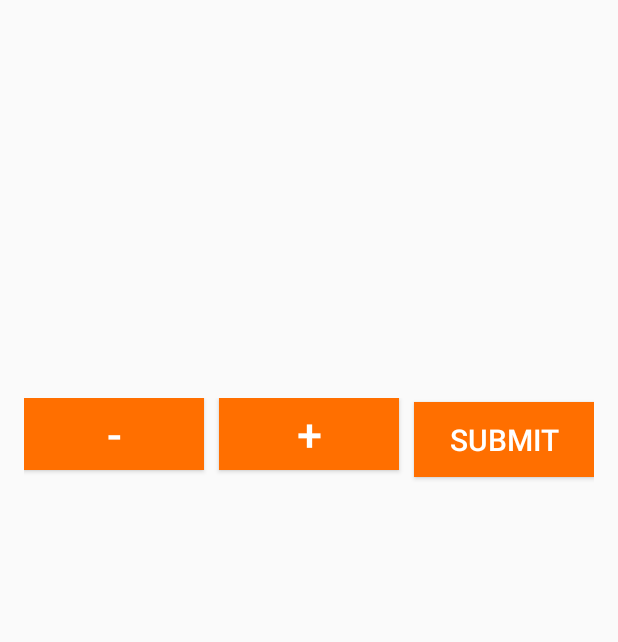
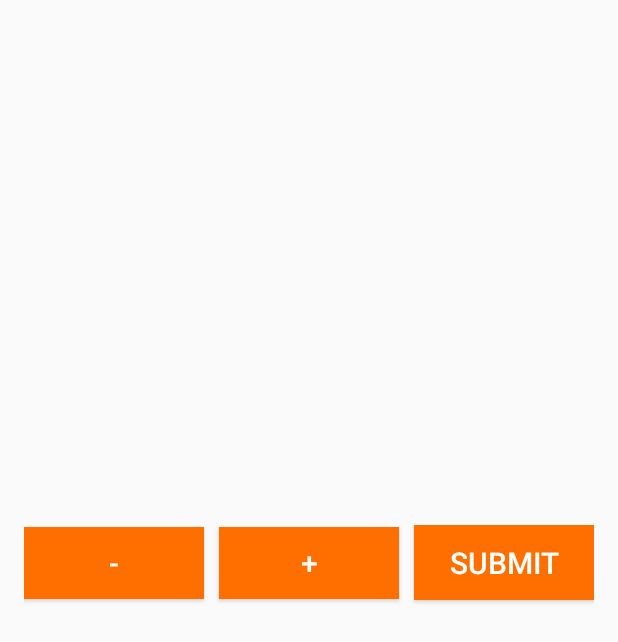
Before and after one commit to jeevan9/PizzaHub, an Android app: the layout activity_veg_pizza.xml on its own in the app's theme, with its tools: preview values and no code run, on a phone screen of 412 x 824 dp. Shown: the top 642 px of the screen. Run offline under Robolectric (Android 15) with nearby library versions, the phone set to English and light mode, and no system bars.

Commit message:
Veg Pizza Modified

```diff
--- a/app/src/main/java/com/example/pizzahub/VegPizza.java
+++ b/app/src/main/java/com/example/pizzahub/VegPizza.java
@@ -31,7 +31,7 @@ public class VegPizza extends AppCompatActivity {
         b2= (Button) findViewById(R.id.button2);
         i1.setImageResource(getIntent().getIntExtra("image_url", 1));
         t1.setText("Name :" + getIntent().getStringExtra("name"));
-    }
+        }
     /*
     *  pizzas.add(new Pizza("Veg Pizza", R.drawable.pizza));
         pizzas.add(new Pizza("Non-Veg Pizza", R.drawable.pizza));
--- a/app/src/main/res/layout/activity_veg_pizza.xml
+++ b/app/src/main/res/layout/activity_veg_pizza.xml
@@ -20,9 +20,12 @@
     <TextView
         android:layout_marginTop="30dp"
         android:id="@+id/pizza_name"
+        android:textSize="40dp"
         android:layout_width="match_parent"
         android:layout_height="wrap_content" />
+
     <LinearLayout
+        android:layout_marginTop="50dp"
         android:layout_width="match_parent"
         android:layout_height="70dp"
         android:orientation="horizontal">
@@ -34,7 +37,7 @@
             android:layout_height="wrap_content"
             android:text="-"
             android:layout_weight="1"
-            android:textSize="30dp"
+            android:textSize="20dp"
             android:onClick="incdec"
             android:background="#FF6F00"
             />
@@ -48,7 +51,7 @@
             android:layout_width="50dp"
             android:layout_height="wrap_content"
             android:text="+"
-            android:textSize="30dp"
+            android:textSize="20dp"
             android:id="@+id/button2"
             android:onClick="incdec"
             />
```
